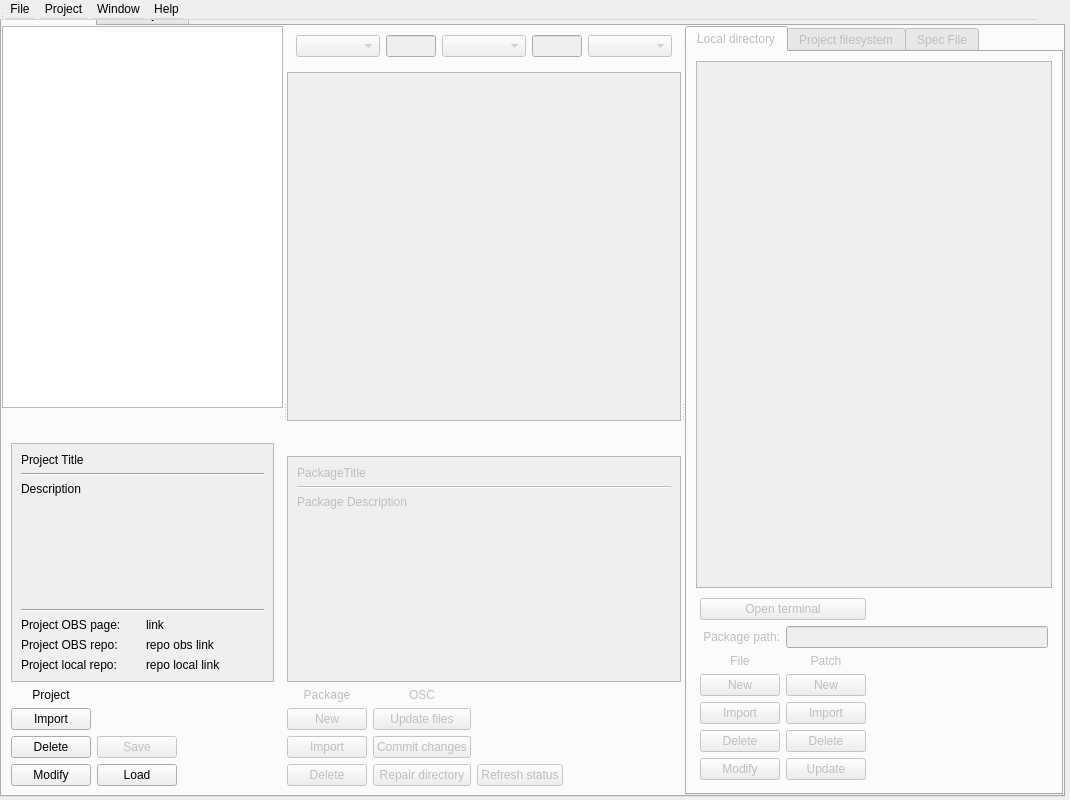
ronan22/obs-light, file src/ObsLightGui/ui/obsLightMain.ui: the form before one commit.
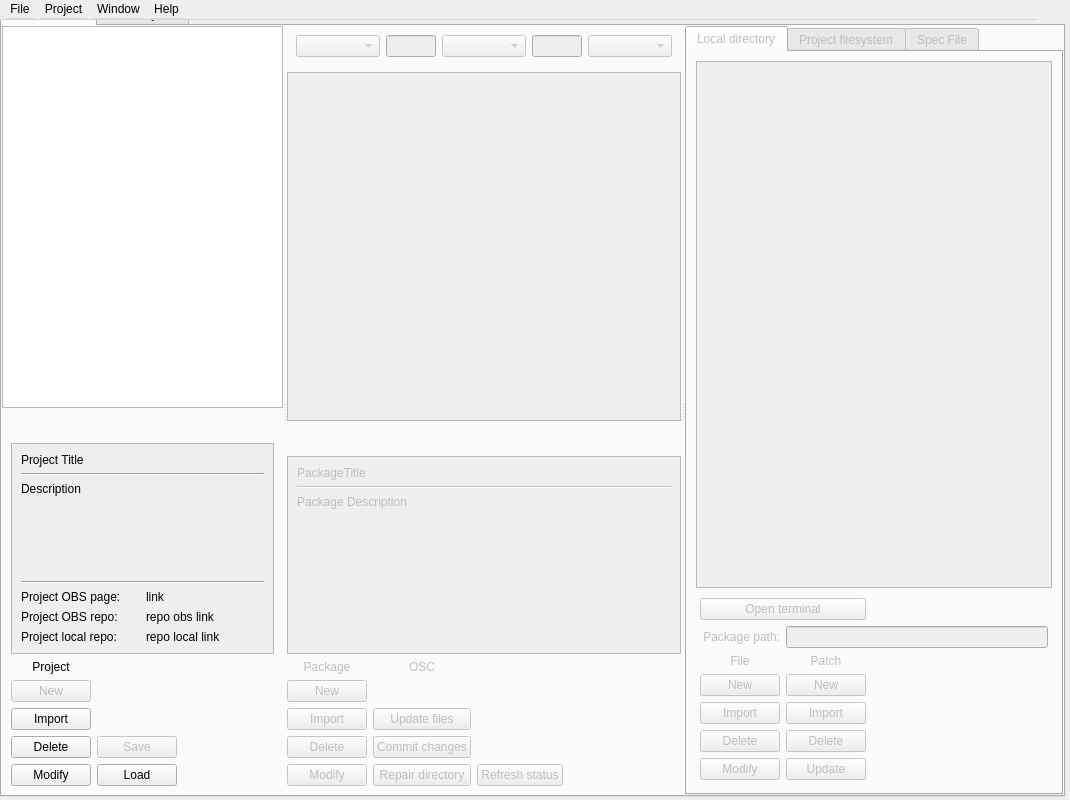
The form after the commit. Icons and pictures are not drawn. Custom widgets are drawn as their Qt base class.

Commit message: - Refresh Main UI

The edit to the form file:
```diff
--- a/src/ObsLightGui/ui/obsLightMain.ui
+++ b/src/ObsLightGui/ui/obsLightMain.ui
@@ -15,7 +15,7 @@
   </property>
   <property name="windowIcon">
    <iconset>
-    <normaloff>../../../../../../.designer/backup/obslight.png</normaloff>../../../../../../.designer/backup/obslight.png</iconset>
+    <normaloff>obslight.png</normaloff>obslight.png</iconset>
   </property>
   <property name="locale">
    <locale language="English" country="UnitedStates"/>
@@ -117,7 +117,7 @@
                <string/>
               </property>
               <layout class="QGridLayout" name="gridLayout_9">
-               <item row="7" column="0">
+               <item row="8" column="0">
                 <widget class="QPushButton" name="modifyObsProjectButton">
                  <property name="toolTip">
                   <string>Modify the configuration of the selected project.</string>
@@ -127,7 +127,7 @@
                  </property>
                 </widget>
                </item>
-               <item row="6" column="0">
+               <item row="7" column="0">
                 <widget class="QPushButton" name="deleteObsProjectButton">
                  <property name="toolTip">
                   <string>Delete the selected project.</string>
@@ -157,7 +157,7 @@
                     <x>0</x>
                     <y>0</y>
                     <width>285</width>
-                    <height>250</height>
+                    <height>223</height>
                    </rect>
                   </property>
                   <layout class="QGridLayout" name="gridLayout_2" columnstretch="0,0">
@@ -267,6 +267,26 @@
                 </widget>
                </item>
                <item row="5" column="0">
+                <widget class="QPushButton" name="newProjectButton">
+                 <property name="enabled">
+                  <bool>false</bool>
+                 </property>
+                 <property name="minimumSize">
+                  <size>
+                   <width>80</width>
+                   <height>0</height>
+                  </size>
+                 </property>
+                 <property name="toolTip">
+                  <string>Create a new project.
+(not implemented yet)</string>
+                 </property>
+                 <property name="text">
+                  <string>New</string>
+                 </property>
+                </widget>
+               </item>
+               <item row="6" column="0">
                 <widget class="QPushButton" name="newObsProjectButton">
                  <property name="toolTip">
                   <string>Import a project that already exists on an OBS server.</string>
@@ -279,7 +299,7 @@
                  </property>
                 </widget>
                </item>
-               <item row="7" column="1">
+               <item row="8" column="1">
                 <widget class="QPushButton" name="loadObsProjectButton">
                  <property name="enabled">
                   <bool>true</bool>
@@ -292,7 +312,7 @@
                  </property>
                 </widget>
                </item>
-               <item row="6" column="1">
+               <item row="7" column="1">
                 <widget class="QPushButton" name="saveObsProjectButton">
                  <property name="enabled">
                   <bool>false</bool>
@@ -311,7 +331,7 @@
                  </property>
                 </widget>
                </item>
-               <item row="6" column="2">
+               <item row="7" column="2">
                 <spacer name="horizontalSpacer_3">
                  <property name="orientation">
                   <enum>Qt::Horizontal</enum>
@@ -484,6 +504,26 @@
                <property name="rightMargin">
                 <number>0</number>
                </property>
+               <item row="9" column="0">
+                <widget class="QPushButton" name="deletePackageButton">
+                 <property name="toolTip">
+                  <string>Remove the selected package(s) from project.</string>
+                 </property>
+                 <property name="text">
+                  <string>Delete</string>
+                 </property>
+                </widget>
+               </item>
+               <item row="6" column="0">
+                <widget class="QPushButton" name="importPackageButton">
+                 <property name="toolTip">
+                  <string>Import an existing package in project.</string>
+                 </property>
+                 <property name="text">
+                  <string>Import</string>
+                 </property>
+                </widget>
+               </item>
                <item row="3" column="0" colspan="4">
                 <widget class="QScrollArea" name="scrollArea_2">
                  <property name="minimumSize">
@@ -504,7 +544,7 @@
                     <x>0</x>
                     <y>0</y>
                     <width>415</width>
-                    <height>241</height>
+                    <height>214</height>
                    </rect>
                   </property>
                   <layout class="QVBoxLayout" name="verticalLayout_3">
@@ -552,6 +592,36 @@
                  </widget>
                 </widget>
                </item>
+               <item row="5" column="0">
+                <widget class="QPushButton" name="newPackageButton">
+                 <property name="minimumSize">
+                  <size>
+                   <width>80</width>
+                   <height>0</height>
+                  </size>
+                 </property>
+                 <property name="toolTip">
+                  <string>Create a package from scratch.</string>
+                 </property>
+                 <property name="text">
+                  <string>New</string>
+                 </property>
+                </widget>
+               </item>
+               <item row="10" column="0">
+                <widget class="QPushButton" name="modifyPackageButton">
+                 <property name="enabled">
+                  <bool>false</bool>
+                 </property>
+                 <property name="toolTip">
+                  <string>Modify the configuration of the selected package.
+(not yet implemented)</string>
+                 </property>
+                 <property name="text">
+                  <string>Modify</string>
+                 </property>
+                </widget>
+               </item>
                <item row="10" column="3">
                 <spacer name="horizontalSpacer">
                  <property name="orientation">
@@ -634,42 +704,6 @@
                  </property>
                 </widget>
                </item>
-               <item row="10" column="0">
-                <widget class="QPushButton" name="deletePackageButton">
-                 <property name="toolTip">
-                  <string>Remove the selected package(s) from project.</string>
-                 </property>
-                 <property name="text">
-                  <string>Delete</string>
-                 </property>
-                </widget>
-               </item>
-               <item row="9" column="0">
-                <widget class="QPushButton" name="importPackageButton">
-                 <property name="toolTip">
-                  <string>Import an existing package in project.</string>
-                 </property>
-                 <property name="text">
-                  <string>Import</string>
-                 </property>
-                </widget>
-               </item>
-               <item row="6" column="0">
-                <widget class="QPushButton" name="newPackageButton">
-                 <property name="minimumSize">
-                  <size>
-                   <width>80</width>
-                   <height>0</height>
-                  </size>
-                 </property>
-                 <property name="toolTip">
-                  <string>Create a package from scratch.</string>
-                 </property>
-                 <property name="text">
-                  <string>New</string>
-                 </property>
-                </widget>
-               </item>
               </layout>
              </widget>
             </item>
```
